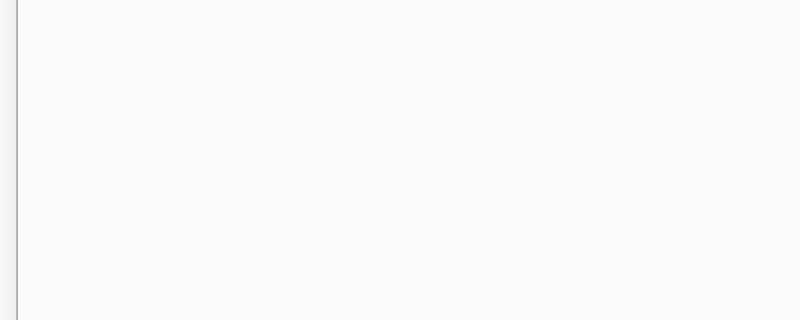
First picture: the form in Testing_window_designer/Testing_window_designer/mainwindow.ui, repository lapunik/Qt, before the edit; both pictures show x 0 to 800 and y 116 to 436 of the 800 by 600 pixel window.
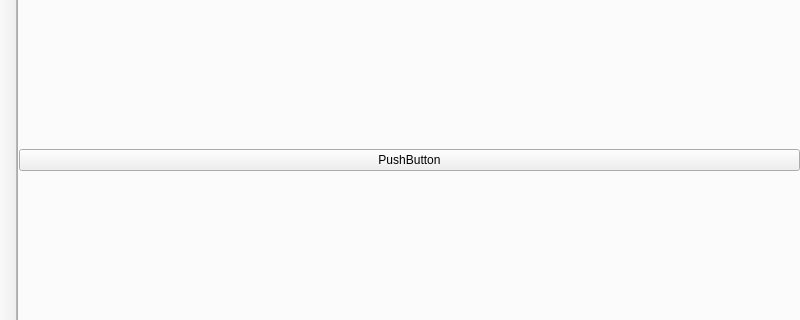
Second picture: the form after the edit.

What changed in the file:
```diff
--- a/Testing_window_designer/Testing_window_designer/mainwindow.ui
+++ b/Testing_window_designer/Testing_window_designer/mainwindow.ui
@@ -36,7 +36,15 @@
         <height>501</height>
        </rect>
       </property>
-      <layout class="QVBoxLayout" name="verticalLayout"/>
+      <layout class="QVBoxLayout" name="verticalLayout">
+       <item>
+        <widget class="QPushButton" name="pushButton">
+         <property name="text">
+          <string>PushButton</string>
+         </property>
+        </widget>
+       </item>
+      </layout>
      </widget>
     </widget>
     <widget class="QWidget" name="tab_2">
```
